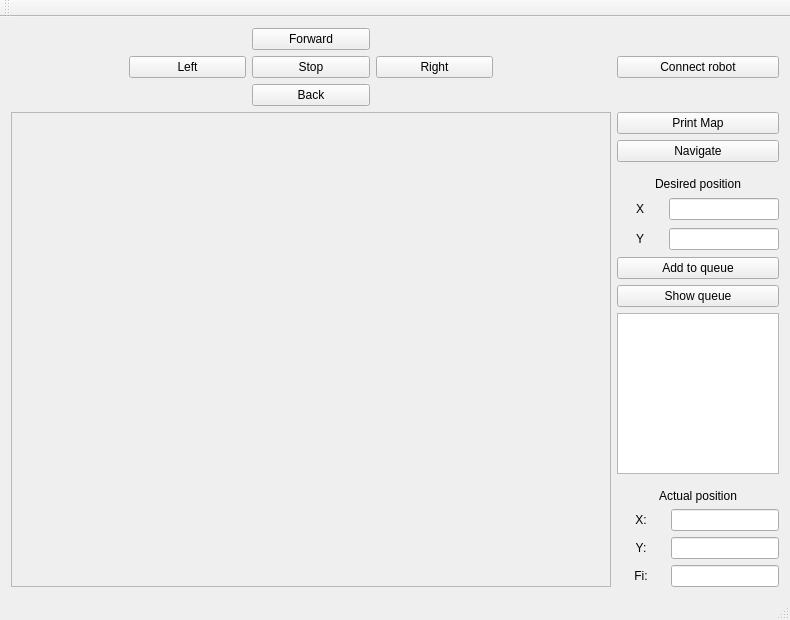
Above: mainwindow.ui from LadislavBrecka/Robot-regulator-GUI before the change. Below: the same form after it.
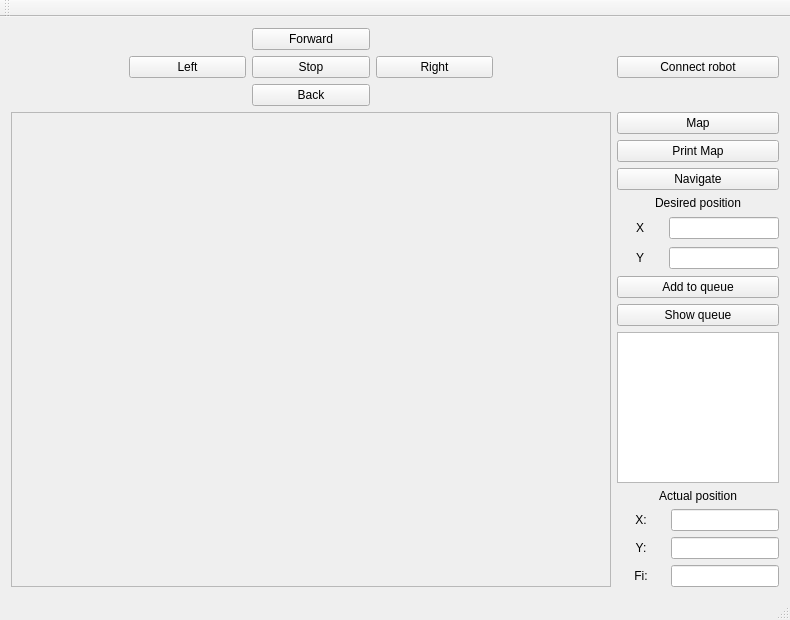
That is the form after the change.

```diff
--- a/mainwindow.ui
+++ b/mainwindow.ui
@@ -157,6 +157,13 @@
     </item>
     <item row="1" column="1">
      <layout class="QVBoxLayout" name="verticalLayout_2">
+      <item>
+       <widget class="QPushButton" name="pushButton">
+        <property name="text">
+         <string>Map</string>
+        </property>
+       </widget>
+      </item>
       <item>
        <widget class="QPushButton" name="pushButton_8">
         <property name="sizePolicy">
```
